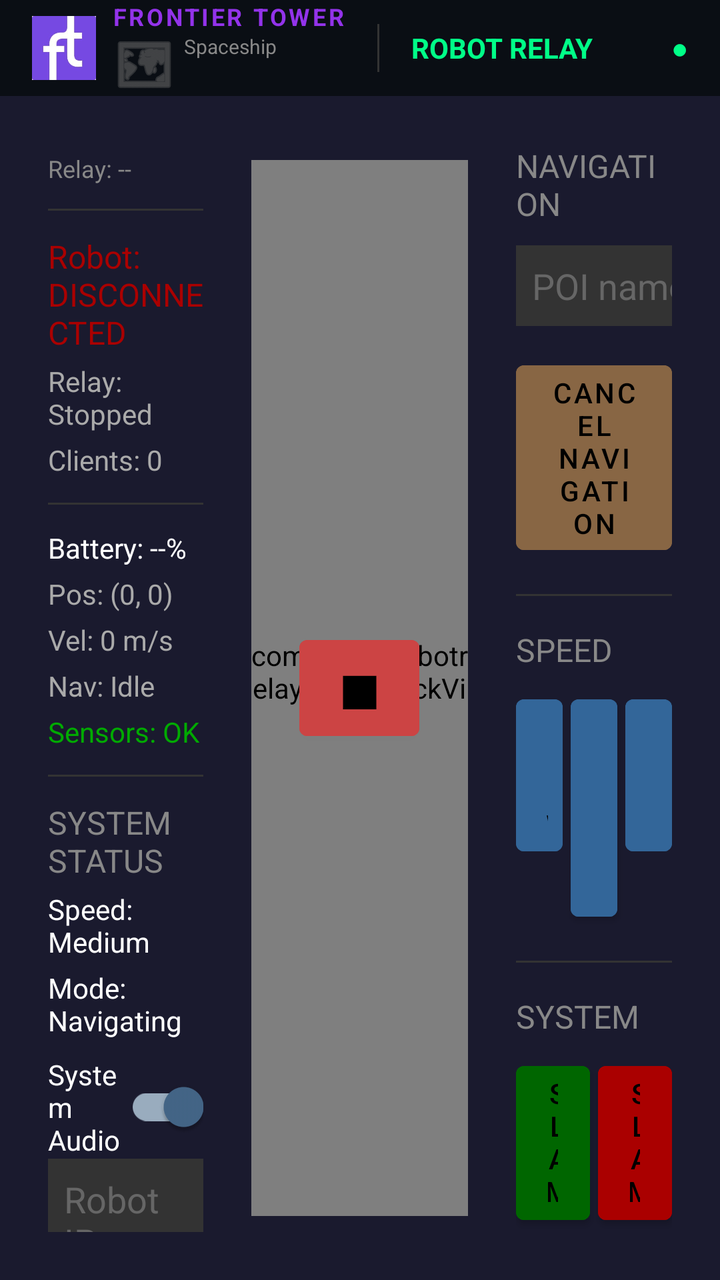
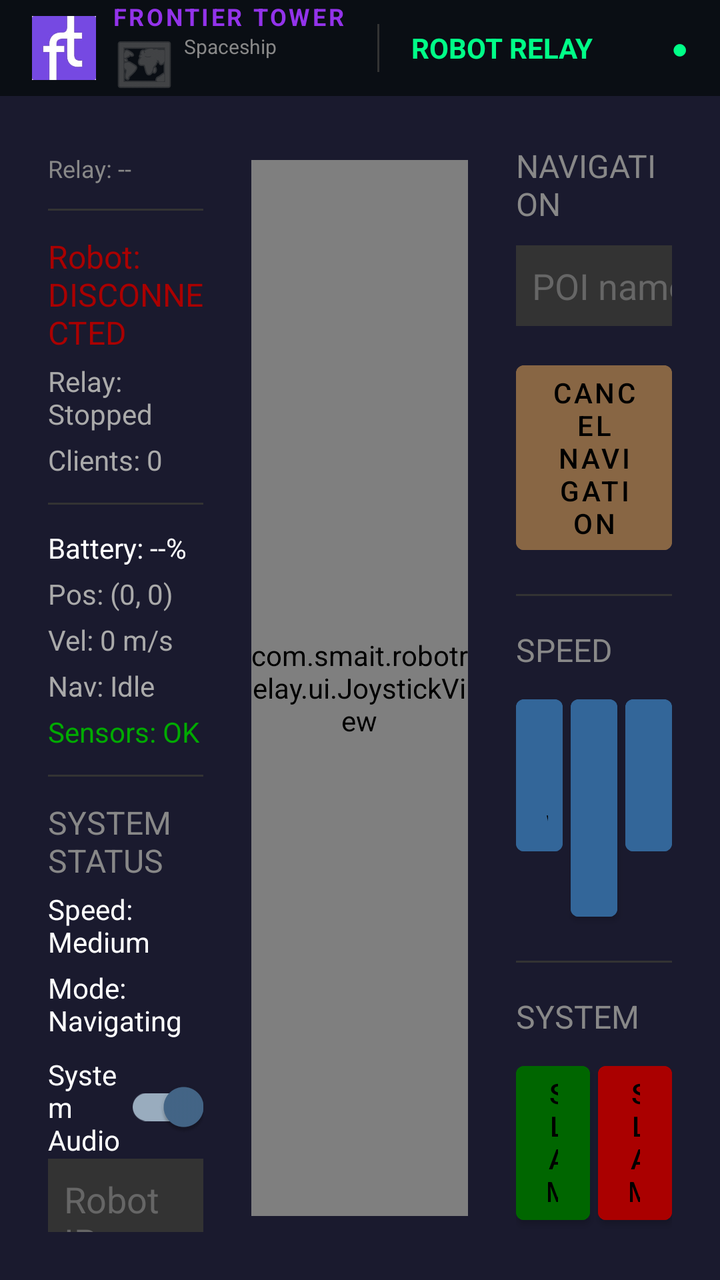

The first picture is an Android layout as it rendered before a commit; the second is the same layout after the commit. The layout source and the unified diff follow.
<!-- AndroidManifest.xml: application theme Theme.RobotRelay -->
<!-- res/layout/activity_main.xml -->
<?xml version="1.0" encoding="utf-8"?>
<FrameLayout xmlns:android="http://schemas.android.com/apk/res/android"
    xmlns:app="http://schemas.android.com/apk/res-auto"
    android:layout_width="match_parent"
    android:layout_height="match_parent"
    android:background="#1a1a2e">

    <LinearLayout
        android:id="@+id/main_layout"
        android:layout_width="match_parent"
        android:layout_height="match_parent"
        android:orientation="vertical"
        android:padding="0dp">

        
        <LinearLayout
            android:layout_width="match_parent"
            android:layout_height="48dp"
            android:orientation="horizontal"
            android:gravity="center_vertical"
            android:paddingHorizontal="16dp"
            android:background="#0A0E14">

            <ImageView
                android:id="@+id/ivFtLogo"
                android:layout_width="32dp"
                android:layout_height="32dp"
                android:src="@drawable/frontiertowerlogo"
                android:scaleType="centerCrop" />

            <LinearLayout
                android:layout_width="wrap_content"
                android:layout_height="wrap_content"
                android:orientation="vertical"
                android:layout_marginStart="8dp">

                <TextView
                    android:layout_width="wrap_content"
                    android:layout_height="wrap_content"
                    android:text="FRONTIER TOWER"
                    android:textSize="12sp"
                    android:textColor="#9333EA"
                    android:textStyle="bold"
                    android:letterSpacing="0.1" />

                <TextView
                    android:id="@+id/tvFloorName"
                    android:layout_width="wrap_content"
                    android:layout_height="wrap_content"
                    android:text="Spaceship"
                    android:textSize="10sp"
                    android:textColor="#888888"
                    android:drawableStart="@android:drawable/ic_menu_mapmode"
                    android:drawablePadding="4dp"
                    android:drawableTint="#666666" />

            </LinearLayout>

            <View
                android:layout_width="1dp"
                android:layout_height="24dp"
                android:background="#333333"
                android:layout_marginHorizontal="16dp" />

            <TextView
                android:layout_width="wrap_content"
                android:layout_height="wrap_content"
                android:text="ROBOT RELAY"
                android:textSize="14sp"
                android:textColor="#00ff88"
                android:textStyle="bold" />

            <View
                android:layout_width="0dp"
                android:layout_height="1dp"
                android:layout_weight="1" />

            <TextView
                android:id="@+id/tvHeaderStatus"
                android:layout_width="wrap_content"
                android:layout_height="wrap_content"
                android:text="●"
                android:textSize="14sp"
                android:textColor="#00ff88" />

        </LinearLayout>

        
        <LinearLayout
            android:layout_width="match_parent"
            android:layout_height="0dp"
            android:layout_weight="1"
            android:orientation="horizontal"
            android:padding="16dp">

            
            <LinearLayout
                android:layout_width="0dp"
                android:layout_height="match_parent"
                android:layout_weight="1"
                android:orientation="vertical"
                android:padding="8dp">

            <TextView
                android:id="@+id/tvIpAddress"
                android:layout_width="wrap_content"
                android:layout_height="wrap_content"
                android:text="Relay: --"
                android:textSize="12sp"
                android:textColor="#888888"
                android:layout_marginTop="4dp" />

            <View
                android:layout_width="match_parent"
                android:layout_height="1dp"
                android:background="#333"
                android:layout_marginVertical="12dp" />

            <TextView
                android:id="@+id/tvRobotStatus"
                android:layout_width="wrap_content"
                android:layout_height="wrap_content"
                android:text="Robot: DISCONNECTED"
                android:textSize="16sp"
                android:textColor="#AA0000" />

            <TextView
                android:id="@+id/tvRelayStatus"
                android:layout_width="wrap_content"
                android:layout_height="wrap_content"
                android:text="Relay: Stopped"
                android:textSize="14sp"
                android:textColor="#AAAAAA"
                android:layout_marginTop="4dp" />

            <TextView
                android:id="@+id/tvClients"
                android:layout_width="wrap_content"
                android:layout_height="wrap_content"
                android:text="Clients: 0"
                android:textSize="14sp"
                android:textColor="#AAAAAA"
                android:layout_marginTop="4dp" />

            <View
                android:layout_width="match_parent"
                android:layout_height="1dp"
                android:background="#333"
                android:layout_marginVertical="12dp" />

            <TextView
                android:id="@+id/tvBattery"
                android:layout_width="wrap_content"
                android:layout_height="wrap_content"
                android:text="Battery: --%"
                android:textSize="14sp"
                android:textColor="#FFFFFF" />

            <TextView
                android:id="@+id/tvPosition"
                android:layout_width="wrap_content"
                android:layout_height="wrap_content"
                android:text="Pos: (0, 0)"
                android:textSize="14sp"
                android:textColor="#AAAAAA"
                android:layout_marginTop="4dp" />

            <TextView
                android:id="@+id/tvVelocity"
                android:layout_width="wrap_content"
                android:layout_height="wrap_content"
                android:text="Vel: 0 m/s"
                android:textSize="14sp"
                android:textColor="#AAAAAA"
                android:layout_marginTop="4dp" />

            <TextView
                android:id="@+id/tvNavStatus"
                android:layout_width="wrap_content"
                android:layout_height="wrap_content"
                android:text="Nav: Idle"
                android:textSize="14sp"
                android:textColor="#AAAAAA"
                android:layout_marginTop="4dp" />

            <TextView
                android:id="@+id/tvSensorStatus"
                android:layout_width="wrap_content"
                android:layout_height="wrap_content"
                android:text="Sensors: OK"
                android:textSize="14sp"
                android:textColor="#00AA00"
                android:layout_marginTop="4dp" />

            <TextView
                android:id="@+id/tvEstop"
                android:layout_width="wrap_content"
                android:layout_height="wrap_content"
                android:text="E-STOP ACTIVE"
                android:textSize="18sp"
                android:textColor="#FF0000"
                android:textStyle="bold"
                android:visibility="gone"
                android:layout_marginTop="8dp" />

            <View
                android:layout_width="match_parent"
                android:layout_height="1dp"
                android:background="#333"
                android:layout_marginVertical="12dp" />

            <TextView
                android:layout_width="wrap_content"
                android:layout_height="wrap_content"
                android:text="SYSTEM STATUS"
                android:textSize="16sp"
                android:textColor="#888888" />

            <TextView
                android:id="@+id/tvSpeedStatus"
                android:layout_width="wrap_content"
                android:layout_height="wrap_content"
                android:text="Speed: Medium"
                android:textSize="14sp"
                android:textColor="#FFFFFF"
                android:layout_marginTop="4dp" />

            <LinearLayout
                android:layout_width="match_parent"
                android:layout_height="wrap_content"
                android:orientation="horizontal"
                android:gravity="center_vertical"
                android:layout_marginTop="4dp">

                <TextView
                    android:id="@+id/tvSlamStatus"
                    android:layout_width="wrap_content"
                    android:layout_height="wrap_content"
                    android:text="Mode: Navigating"
                    android:textSize="14sp"
                    android:textColor="#FFFFFF" />

                <ImageView
                    android:id="@+id/ivSlamIcon"
                    android:layout_width="20dp"
                    android:layout_height="20dp"
                    android:src="@android:drawable/ic_menu_mapmode"
                    android:visibility="gone"
                    android:layout_marginStart="8dp"
                    app:tint="#00ff88" />
            </LinearLayout>

            <com.google.android.material.switchmaterial.SwitchMaterial
                android:id="@+id/switchAudio"
                android:layout_width="match_parent"
                android:layout_height="wrap_content"
                android:text="System Audio"
                android:textColor="#FFFFFF"
                android:checked="true"
                android:layout_marginTop="8dp"/>


            <View
                android:layout_width="match_parent"
                android:layout_height="0dp"
                android:layout_weight="1" />

            <EditText
                android:id="@+id/etRobotIp"
                android:layout_width="match_parent"
                android:layout_height="wrap_content"
                android:hint="Robot IP"
                android:textColor="#FFFFFF"
                android:textColorHint="#666666"
                android:background="#333333"
                android:padding="8dp"
                android:layout_marginBottom="8dp"/>

            <Button
                android:id="@+id/btnReconnect"
                android:layout_width="match_parent"
                android:layout_height="wrap_content"
                android:text="Save IP &amp; Restart"
                android:backgroundTint="#336699" />

        </LinearLayout>

        
        <FrameLayout
            android:layout_width="0dp"
            android:layout_height="match_parent"
            android:layout_weight="1.5"
            android:padding="16dp">

            
            <ImageView
                android:layout_width="match_parent"
                android:layout_height="match_parent"
                android:src="@drawable/frontiertowerlogo"
                android:scaleType="centerInside"
                android:alpha="0.15" />

            
            <com.smait.robotrelay.ui.JoystickView
                android:id="@+id/joystickView"
                android:layout_width="match_parent"
                android:layout_height="match_parent"
                android:layout_gravity="center" />

            
            <Button
                android:id="@+id/btnStop"
                android:layout_width="60dp"
                android:layout_height="60dp"
                android:layout_gravity="center"
                android:text="■"
                android:textSize="28sp"
                android:backgroundTint="#CC4444"
                android:elevation="5dp" />

        </FrameLayout>

        
        <LinearLayout
            android:layout_width="0dp"
            android:layout_height="match_parent"
            android:layout_weight="1"
            android:orientation="vertical"
            android:padding="8dp">

            <TextView
                android:layout_width="wrap_content"
                android:layout_height="wrap_content"
                android:text="NAVIGATION"
                android:textSize="16sp"
                android:textColor="#888888" />

            <LinearLayout
                android:layout_width="match_parent"
                android:layout_height="wrap_content"
                android:orientation="horizontal"
                android:layout_marginTop="8dp">

                <EditText
                    android:id="@+id/etPoi"
                    android:layout_width="0dp"
                    android:layout_height="wrap_content"
                    android:layout_weight="1"
                    android:hint="POI name"
                    android:textColor="#FFFFFF"
                    android:textColorHint="#666666"
                    android:background="#333333"
                    android:padding="8dp" />

                <Button
                    android:id="@+id/btnGoPoi"
                    android:layout_width="wrap_content"
                    android:layout_height="wrap_content"
                    android:text="GO"
                    android:backgroundTint="#448844"
                    android:layout_marginStart="4dp" />
            </LinearLayout>

            <Button
                android:id="@+id/btnCancel"
                android:layout_width="match_parent"
                android:layout_height="wrap_content"
                android:text="Cancel Navigation"
                android:backgroundTint="#886644"
                android:layout_marginTop="8dp" />

            <View
                android:layout_width="match_parent"
                android:layout_height="1dp"
                android:background="#333"
                android:layout_marginVertical="16dp" />

            <TextView
                android:layout_width="wrap_content"
                android:layout_height="wrap_content"
                android:text="SPEED"
                android:textSize="16sp"
                android:textColor="#888888" />

            <LinearLayout
                android:layout_width="match_parent"
                android:layout_height="wrap_content"
                android:orientation="horizontal"
                android:layout_marginTop="8dp">

                <Button
                    android:id="@+id/btnSpeedSlow"
                    android:layout_width="0dp"
                    android:layout_height="wrap_content"
                    android:layout_weight="1"
                    android:text="Slow"
                    android:backgroundTint="#336699" />

                <Button
                    android:id="@+id/btnSpeedMedium"
                    android:layout_width="0dp"
                    android:layout_height="wrap_content"
                    android:layout_weight="1"
                    android:text="Medium"
                    android:backgroundTint="#336699"
                    android:layout_marginHorizontal="4dp" />

                <Button
                    android:id="@+id/btnSpeedFast"
                    android:layout_width="0dp"
                    android:layout_height="wrap_content"
                    android:layout_weight="1"
                    android:text="Fast"
                    android:backgroundTint="#336699" />
            </LinearLayout>

            <View
                android:layout_width="match_parent"
                android:layout_height="1dp"
                android:background="#333"
                android:layout_marginVertical="16dp" />

            <TextView
                android:layout_width="wrap_content"
                android:layout_height="wrap_content"
                android:text="SYSTEM"
                android:textSize="16sp"
                android:textColor="#888888" />

            <LinearLayout
                android:layout_width="match_parent"
                android:layout_height="wrap_content"
                android:orientation="horizontal"
                android:layout_marginTop="8dp">

                <Button
                    android:id="@+id/btnSlamOn"
                    android:layout_width="0dp"
                    android:layout_height="wrap_content"
                    android:layout_weight="1"
                    android:text="SLAM On"
                    android:backgroundTint="#006600" />

                <Button
                    android:id="@+id/btnSlamOff"
                    android:layout_width="0dp"
                    android:layout_height="wrap_content"
                    android:layout_weight="1"
                    android:text="SLAM Off"
                    android:backgroundTint="#AA0000"
                    android:layout_marginStart="4dp" />
            </LinearLayout>

            <View
                android:layout_width="match_parent"
                android:layout_height="1dp"
                android:background="#333"
                android:layout_marginVertical="16dp" />

            <TextView
                android:layout_width="wrap_content"
                android:layout_height="wrap_content"
                android:text="EMERGENCY"
                android:textSize="16sp"
                android:textColor="#888888" />

            <Button
                android:id="@+id/btnEstop"
                android:layout_width="match_parent"
                android:layout_height="wrap_content"
                android:text="E-STOP"
                android:backgroundTint="#AA0000"
                android:textSize="18sp"
                android:textStyle="bold"
                android:layout_marginTop="8dp" />

            <Button
                android:id="@+id/btnReleaseEstop"
                android:layout_width="match_parent"
                android:layout_height="wrap_content"
                android:text="Release E-Stop"
                android:backgroundTint="#006600"
                android:layout_marginTop="8dp" />

        </LinearLayout>

        </LinearLayout> 

    </LinearLayout> 

    <WebView
        android:id="@+id/webView"
        android:layout_width="match_parent"
        android:layout_height="match_parent"
        android:visibility="gone" />

    
    <FrameLayout
        android:id="@+id/countdownOverlay"
        android:layout_width="wrap_content"
        android:layout_height="wrap_content"
        android:layout_gravity="bottom|end"
        android:layout_marginEnd="48dp"
        android:layout_marginBottom="48dp"
        android:background="@drawable/countdown_background"
        android:padding="32dp"
        android:elevation="10dp"
        android:visibility="gone">

        <LinearLayout
            android:layout_width="wrap_content"
            android:layout_height="wrap_content"
            android:orientation="vertical"
            android:gravity="center">

            <TextView
                android:id="@+id/tvCountdownLabel"
                android:layout_width="wrap_content"
                android:layout_height="wrap_content"
                android:text="Next stop in"
                android:textColor="#FFFFFF"
                android:textSize="28sp"
                android:alpha="0.9" />

            <TextView
                android:id="@+id/tvCountdownTimer"
                android:layout_width="wrap_content"
                android:layout_height="wrap_content"
                android:text="00:00"
                android:textColor="#FFFFFF"
                android:textSize="96sp"
                android:textStyle="bold"
                android:fontFamily="monospace" />

        </LinearLayout>

    </FrameLayout>

    
    <FrameLayout
        android:id="@+id/motionOverlay"
        android:layout_width="match_parent"
        android:layout_height="match_parent"
        android:background="#1a1a2e"
        android:visibility="gone"
        android:elevation="15dp">

        <LinearLayout
            android:layout_width="match_parent"
            android:layout_height="match_parent"
            android:orientation="vertical"
            android:gravity="center"
            android:padding="48dp">

            
            <LinearLayout
                android:id="@+id/motionWaitingLayout"
                android:layout_width="wrap_content"
                android:layout_height="wrap_content"
                android:orientation="vertical"
                android:gravity="center"
                android:visibility="gone">

                <TextView
                    android:layout_width="wrap_content"
                    android:layout_height="wrap_content"
                    android:text="👋"
                    android:textSize="128sp" />

                <TextView
                    android:layout_width="wrap_content"
                    android:layout_height="wrap_content"
                    android:text="Waiting for visitor..."
                    android:textColor="#FFFFFF"
                    android:textSize="36sp"
                    android:textStyle="bold"
                    android:layout_marginTop="32dp" />

                <TextView
                    android:layout_width="wrap_content"
                    android:layout_height="wrap_content"
                    android:text="Approach to start your tour"
                    android:textColor="#888888"
                    android:textSize="24sp"
                    android:layout_marginTop="16dp" />

            </LinearLayout>

            
            <LinearLayout
                android:id="@+id/motionStartLayout"
                android:layout_width="wrap_content"
                android:layout_height="wrap_content"
                android:orientation="vertical"
                android:gravity="center"
                android:visibility="gone">

                <TextView
                    android:layout_width="wrap_content"
                    android:layout_height="wrap_content"
                    android:text="🤖"
                    android:textSize="128sp" />

                <TextView
                    android:id="@+id/tvMotionGreeting"
                    android:layout_width="wrap_content"
                    android:layout_height="wrap_content"
                    android:text="Hello! Ready for a tour?"
                    android:textColor="#FFFFFF"
                    android:textSize="36sp"
                    android:textStyle="bold"
                    android:gravity="center"
                    android:layout_marginTop="32dp" />

                <Button
                    android:id="@+id/btnStartTour"
                    android:layout_width="wrap_content"
                    android:layout_height="wrap_content"
                    android:minWidth="300dp"
                    android:minHeight="100dp"
                    android:text="START TOUR"
                    android:textSize="32sp"
                    android:textStyle="bold"
                    android:backgroundTint="#00AA00"
                    android:layout_marginTop="48dp"
                    android:padding="24dp" />

            </LinearLayout>

        </LinearLayout>

    </FrameLayout>

    
    <FrameLayout
        android:id="@+id/lockOverlay"
        android:layout_width="match_parent"
        android:layout_height="match_parent"
        android:background="@android:color/transparent"
        android:visibility="gone"
        android:elevation="20dp"
        android:clickable="true"
        android:focusable="true">

        
        <LinearLayout
            android:id="@+id/lockStartTourLayout"
            android:layout_width="wrap_content"
            android:layout_height="wrap_content"
            android:orientation="vertical"
            android:gravity="center"
            android:layout_gravity="center"
            android:visibility="gone">

            <TextView
                android:layout_width="wrap_content"
                android:layout_height="wrap_content"
                android:text="👋"
                android:textSize="120sp"
                android:layout_marginBottom="16dp" />

            <Button
                android:id="@+id/btnLockStartTour"
                android:layout_width="wrap_content"
                android:layout_height="wrap_content"
                android:minWidth="400dp"
                android:minHeight="140dp"
                android:text="START TOUR"
                android:textSize="46sp"
                android:textStyle="bold"
                android:backgroundTint="#00CC00"
                android:padding="32dp"
                android:elevation="25dp" />

        </LinearLayout>

        
        <LinearLayout
            android:id="@+id/lockContentLayout"
            android:layout_width="wrap_content"
            android:layout_height="wrap_content"
            android:layout_gravity="center"
            android:orientation="vertical"
            android:gravity="center"
            android:padding="32dp"
            android:background="#DD000000"
            android:visibility="gone">

            <TextView
                android:layout_width="wrap_content"
                android:layout_height="wrap_content"
                android:text="🔒"
                android:textSize="64sp" />

            <TextView
                android:id="@+id/tvLockMessage"
                android:layout_width="wrap_content"
                android:layout_height="wrap_content"
                android:text="Tour Mode Active"
                android:textColor="#FFFFFF"
                android:textSize="24sp"
                android:textStyle="bold"
                android:layout_marginTop="16dp" />

            <TextView
                android:layout_width="wrap_content"
                android:layout_height="wrap_content"
                android:text="Tap to enter unlock code"
                android:textColor="#AAAAAA"
                android:textSize="16sp"
                android:layout_marginTop="8dp" />

            
            <LinearLayout
                android:id="@+id/pinEntryLayout"
                android:layout_width="wrap_content"
                android:layout_height="wrap_content"
                android:orientation="vertical"
                android:gravity="center"
                android:layout_marginTop="24dp"
                android:visibility="gone">

                <EditText
                    android:id="@+id/etPinCode"
                    android:layout_width="200dp"
                    android:layout_height="wrap_content"
                    android:hint="Enter PIN"
                    android:inputType="numberPassword"
                    android:textColor="#FFFFFF"
                    android:textColorHint="#666666"
                    android:textSize="24sp"
                    android:gravity="center"
                    android:background="#333333"
                    android:padding="16dp" />

                <LinearLayout
                    android:layout_width="wrap_content"
                    android:layout_height="wrap_content"
                    android:orientation="horizontal"
                    android:layout_marginTop="16dp">

                    <Button
                        android:id="@+id/btnPinCancel"
                        android:layout_width="wrap_content"
                        android:layout_height="wrap_content"
                        android:text="Cancel"
                        android:backgroundTint="#666666" />

                    <Button
                        android:id="@+id/btnPinSubmit"
                        android:layout_width="wrap_content"
                        android:layout_height="wrap_content"
                        android:text="Unlock"
                        android:backgroundTint="#448844"
                        android:layout_marginStart="16dp" />

                </LinearLayout>

            </LinearLayout>

        </LinearLayout>

    </FrameLayout>

</FrameLayout>
<!-- resources referenced by this layout -->
<resources>
  <!-- drawable countdown_background (drawable) -->
  <?xml version="1.0" encoding="utf-8"?>
  <shape xmlns:android="http://schemas.android.com/apk/res/android"
      android:shape="rectangle">
      <solid android:color="#DD1a1a2e" />
      <corners android:radius="16dp" />
      <stroke
          android:width="2dp"
          android:color="#00ff88" />
  </shape>
  <!-- drawable frontiertowerlogo: jpg bitmap (drawable, 5229 bytes) -->
  <style name="Theme.RobotRelay" parent="Theme.MaterialComponents.DayNight.NoActionBar">
          <item name="colorPrimary">#00ff88</item>
          <item name="colorPrimaryVariant">#00aa55</item>
          <item name="colorOnPrimary">#000000</item>
          <item name="colorSecondary">#446688</item>
          <item name="colorSecondaryVariant">#334455</item>
          <item name="colorOnSecondary">#FFFFFF</item>
          <item name="android:statusBarColor">#1a1a2e</item>
          <item name="android:navigationBarColor">#1a1a2e</item>
          <item name="android:windowBackground">#1a1a2e</item>
      </style>
</resources>

<!-- the commit's change to res/layout/activity_main.xml (unified diff, before → after) -->
@@ -306,17 +306,6 @@
                 android:layout_width="match_parent"
                 android:layout_height="match_parent"
                 android:layout_gravity="center" />
-
-            
-            <Button
-                android:id="@+id/btnStop"
-                android:layout_width="60dp"
-                android:layout_height="60dp"
-                android:layout_gravity="center"
-                android:text="■"
-                android:textSize="28sp"
-                android:backgroundTint="#CC4444"
-                android:elevation="5dp" />
 
         </FrameLayout>
 
